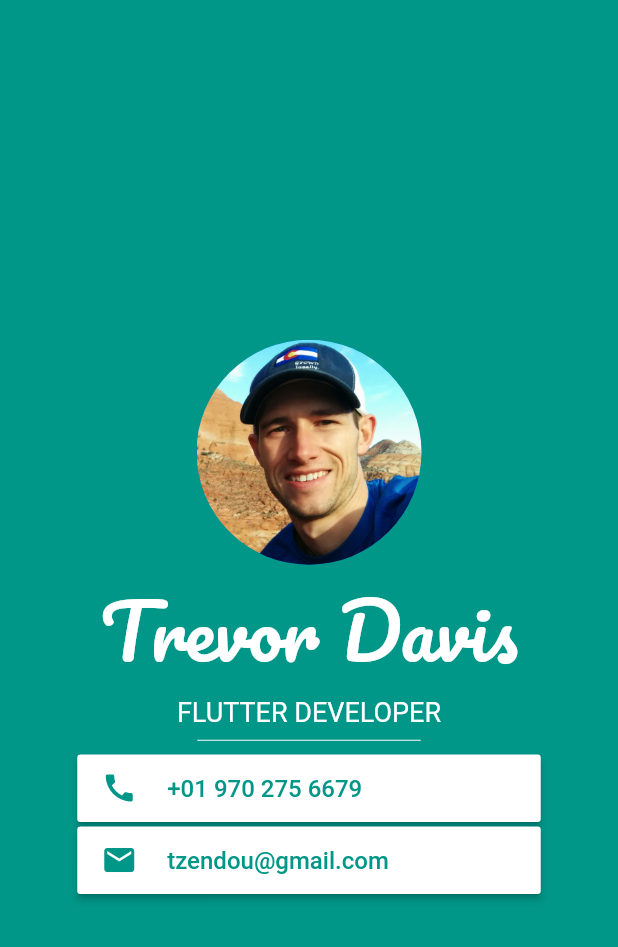
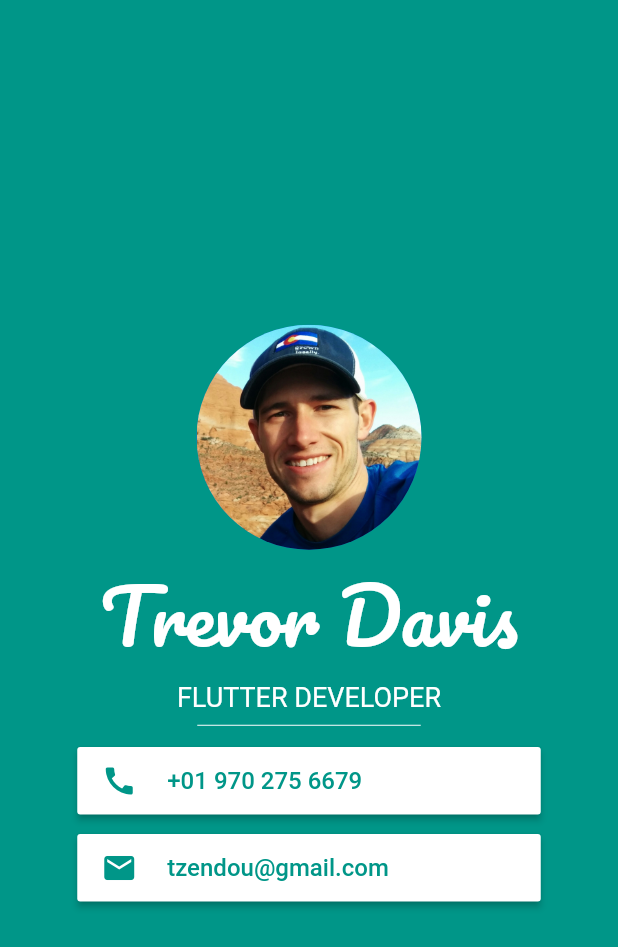
Before and after one commit to T-Davis/flutter_demos, a Flutter app: the screen it shows after launch, on a phone screen of 412 x 824 dp. Shown: the top 947 px of the screen. Run offline on Flutter 3.47's test engine with Material 2 defaults, Android fonts, the phone set to English and light mode, and no system bars; our stand-ins replace google_fonts.

Commit message:
Add padding to buttons

```diff
--- a/mi_card_flutter/lib/main.dart
+++ b/mi_card_flutter/lib/main.dart
@@ -46,7 +46,9 @@ class MyApp extends StatelessWidget {
                         color: Colors.white,
                       ),
                     ),
-                    MaterialButton(
+                    Padding(
+                      padding: const EdgeInsets.fromLTRB(0, 5, 0, 5),
+                      child: MaterialButton(
                         color: Colors.white,
                         height: 45,
                         child: Row(
@@ -69,7 +71,10 @@ class MyApp extends StatelessWidget {
                         ),
                         onPressed: () => {},
                       ),
-                    MaterialButton(
+                    ),
+                    Padding(
+                      padding: const EdgeInsets.fromLTRB(0, 5, 0, 5),
+                      child: MaterialButton(
                         color: Colors.white,
                         height: 45,
                         child: Row(
@@ -92,6 +97,7 @@ class MyApp extends StatelessWidget {
                         ),
                         onPressed: () => {},
                       ),
+                    ),
                   ],
                 ),
               ),
```
Lines whose indentation alone changed are shown as unchanged.
